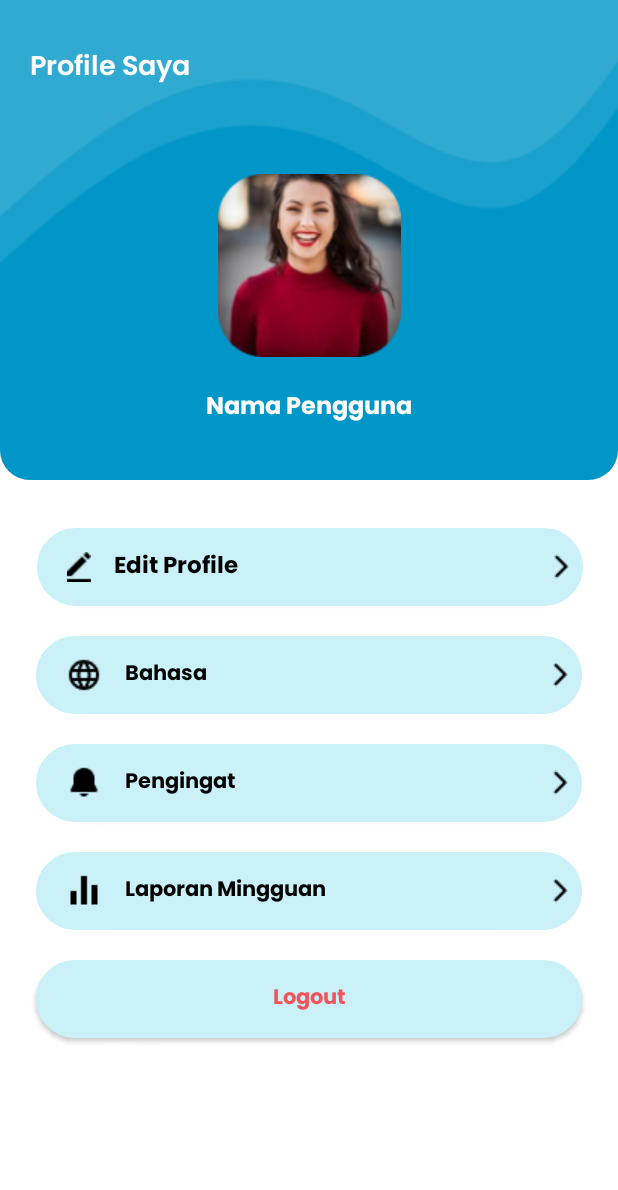
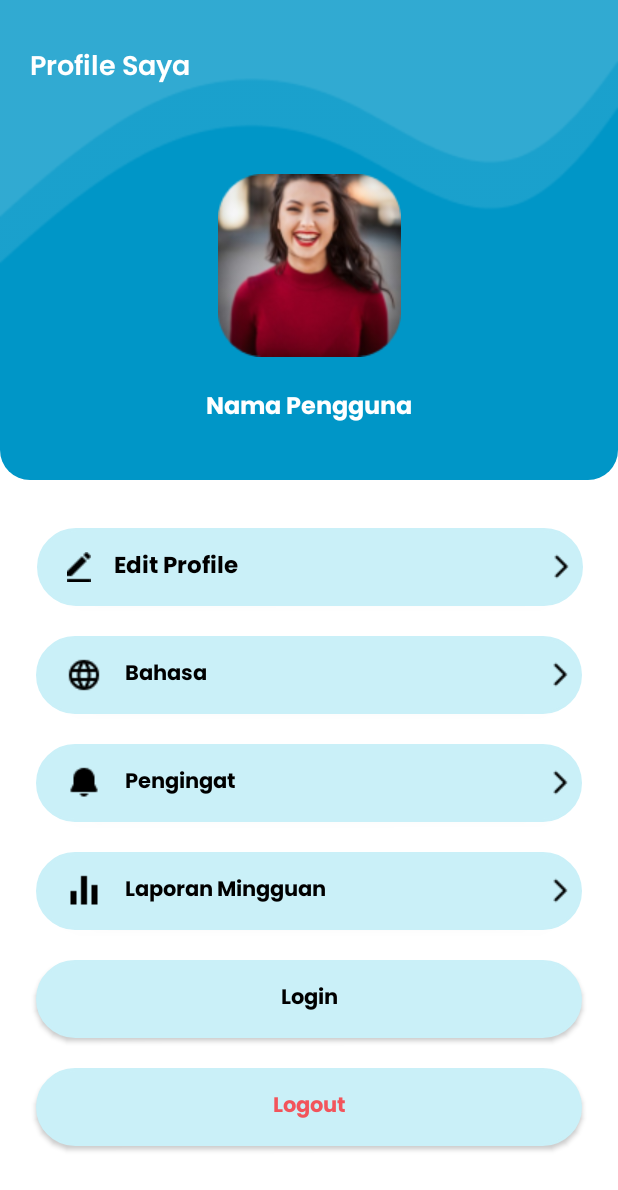
Before and after one commit to Hanzein/MoodBot_App, an Android app: the layout fragment_profile.xml on its own in the app's theme, with its tools: preview values and no code run, on a phone screen of 412 x 824 dp. Shown: the top 1190 px of the screen. Run offline under Robolectric (Android 15) with nearby library versions, the phone set to English and light mode, and no system bars.

Commit message:
Update Profile case not login

```diff
--- a/app/src/main/java/com/farhanadi/moodbotapp/view/home/HomeFragment.kt
+++ b/app/src/main/java/com/farhanadi/moodbotapp/view/home/HomeFragment.kt
@@ -10,6 +10,7 @@ import androidx.fragment.app.Fragment
 import androidx.recyclerview.widget.LinearLayoutManager
 import com.farhanadi.moodbotapp.databinding.FragmentHomeBinding
 import com.farhanadi.moodbotapp.view.camera.CameraActivity
+import com.farhanadi.moodbotapp.view.notification.NotificationActivity
 import com.farhanadi.moodbotapp.view.other.MoodEntry
 import com.google.firebase.auth.FirebaseAuth
 import com.google.firebase.firestore.FirebaseFirestore
@@ -71,6 +72,9 @@ class HomeFragment : Fragment() {
     }
 
     private fun setupAction() {
+        binding.notifIconHome.setOnClickListener {
+            startActivity(Intent(requireActivity(), NotificationActivity::class.java))
+        }
         binding.btnTochatbot.setOnClickListener {
             startActivity(Intent(requireActivity(), CameraActivity::class.java))
         }
--- a/app/src/main/java/com/farhanadi/moodbotapp/view/notification/ReminderBroadcastReceiver.kt
+++ b/app/src/main/java/com/farhanadi/moodbotapp/view/notification/ReminderBroadcastReceiver.kt
@@ -13,6 +13,10 @@ class ReminderBroadcastReceiver : BroadcastReceiver() {
     @SuppressLint("MissingPermission")
     override fun onReceive(context: Context, intent: Intent) {
         val notificationIntent = Intent(context, NotificationActivity::class.java)
+
+        // Important: Add these flags to start a new task and clear the task stack
+        notificationIntent.flags = Intent.FLAG_ACTIVITY_NEW_TASK or Intent.FLAG_ACTIVITY_CLEAR_TASK
+        context.startActivity(notificationIntent)
         val pendingIntent = PendingIntent.getActivity(context, 0, notificationIntent, PendingIntent.FLAG_UPDATE_CURRENT)
 
         val builder = NotificationCompat.Builder(context, "notifyReminder")
--- a/app/src/main/res/layout/costum_dialog_logout.xml
+++ b/app/src/main/res/layout/costum_dialog_logout.xml
@@ -4,11 +4,12 @@
     xmlns:tools="http://schemas.android.com/tools"
     android:id="@+id/containerku"
     android:layout_width="match_parent"
-    android:layout_height="wrap_content"
+    android:layout_height="match_parent"
     app:layout_constraintStart_toStartOf="parent"
     app:layout_constraintEnd_toEndOf="parent">
 
     <ImageView
+        android:visibility="visible"
         android:id="@+id/imageView16"
         android:layout_width="313dp"
         android:layout_height="170dp"
@@ -18,7 +19,7 @@
         app:layout_constraintHorizontal_bias="0.495"
         app:layout_constraintStart_toStartOf="parent"
         app:layout_constraintTop_toTopOf="parent"
-        android:background="@color/biru4"
+        android:background="@drawable/bg_rounded_3"
         />
 
     <LinearLayout
@@ -36,6 +37,7 @@
         app:layout_constraintTop_toTopOf="@+id/imageView16">
 
         <TextView
+            android:visibility="visible"
             android:id="@+id/textView"
             android:layout_width="match_parent"
             android:layout_height="wrap_content"
--- a/app/src/main/res/layout/fragment_home.xml
+++ b/app/src/main/res/layout/fragment_home.xml
@@ -27,6 +27,7 @@
             app:layout_constraintTop_toTopOf="parent"/>
 
         <ImageView
+            android:id="@+id/notif_icon_home"
             android:layout_width="45dp"
             android:layout_height="45dp"
             android:layout_marginTop="10dp"
--- a/app/src/main/res/layout/fragment_profile.xml
+++ b/app/src/main/res/layout/fragment_profile.xml
@@ -165,6 +165,23 @@
             app:layout_constraintEnd_toEndOf="parent"
             app:layout_constraintStart_toStartOf="parent" />
 
+        <Button
+            android:id="@+id/btnLoginProfile"
+            android:layout_width="364dp"
+            android:layout_height="52dp"
+            android:layout_marginStart="25dp"
+            android:layout_marginEnd="25dp"
+            android:layout_marginTop="20dp"
+            android:background="@drawable/bg_rounded_2"
+            android:backgroundTint="@color/biru9"
+            android:text="Login"
+            android:textStyle="bold"
+            android:textAllCaps="false"
+            android:fontFamily="@font/font5_poppinsbold"
+            android:textColor="@color/black"
+            app:layout_constraintTop_toBottomOf="@id/btn_laporan"
+            app:layout_constraintEnd_toEndOf="parent"
+            app:layout_constraintStart_toStartOf="parent" />
 
         <Button
             android:id="@+id/btnLogout"
@@ -180,7 +197,7 @@
             android:textAllCaps="false"
             android:fontFamily="@font/font5_poppinsbold"
             android:textColor="@color/red"
-            app:layout_constraintTop_toBottomOf="@id/btn_laporan"
+            app:layout_constraintTop_toBottomOf="@id/btnLoginProfile"
             app:layout_constraintEnd_toEndOf="parent"
             app:layout_constraintStart_toStartOf="parent" />
 
```
Also changed, not shown: app/src/main/java/com/farhanadi/moodbotapp/view/notification/NotificationActivity.kt (+11 -7 lines), app/src/main/java/com/farhanadi/moodbotapp/view/profile/ProfileFragment.kt (+26 -2 lines).
